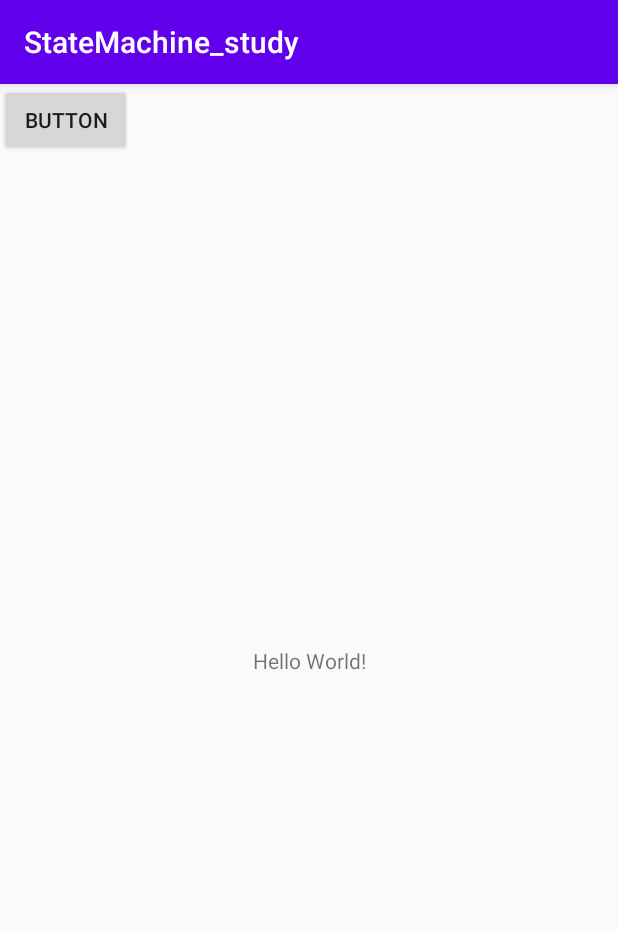
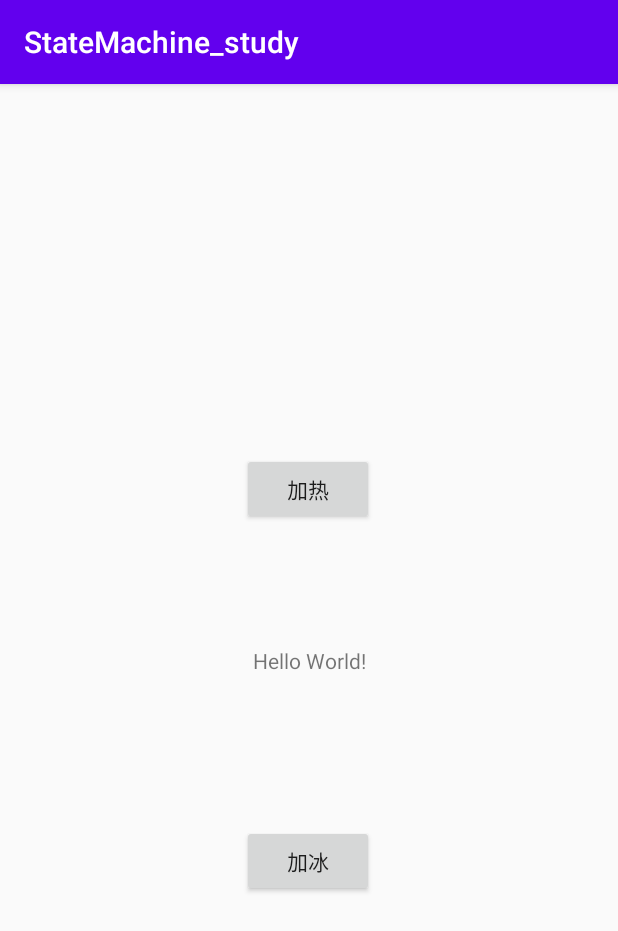
Before and after one commit to Zuosy/code, an Android app: the screen it shows after launch (MainActivity), on a phone screen of 412 x 824 dp. Shown: the top 931 px of the screen. Run offline under Robolectric (Android 15) with nearby library versions, the phone set to English and light mode, and no system bars; libraries missing offline, so code that uses them is left out: com.elvishew.xlog; 5 statements that could not run were skipped.

Commit message:
state machine learn

```diff
--- a/android/StateMachine_Study/app/build.gradle
+++ b/android/StateMachine_Study/app/build.gradle
@@ -30,6 +30,7 @@ android {
 dependencies {
     implementation fileTree(dir: 'libs', include: ['*.jar'])
 
+    implementation 'com.elvishew:xlog:1.1.0'
     implementation 'androidx.appcompat:appcompat:1.1.0'
     implementation 'androidx.constraintlayout:constraintlayout:1.1.3'
     testImplementation 'junit:junit:4.12'
--- a/android/StateMachine_Study/app/src/main/AndroidManifest.xml
+++ b/android/StateMachine_Study/app/src/main/AndroidManifest.xml
@@ -3,6 +3,7 @@
     package="com.zuo.statemachine">
 
     <application
+        android:name="MainApplication"
         android:allowBackup="true"
         android:icon="@mipmap/ic_launcher"
         android:label="@string/app_name"
--- a/android/StateMachine_Study/app/src/main/java/com/zuo/statemachine/MainActivity.java
+++ b/android/StateMachine_Study/app/src/main/java/com/zuo/statemachine/MainActivity.java
@@ -3,29 +3,52 @@ package com.zuo.statemachine;
 import androidx.appcompat.app.AppCompatActivity;
 
 import android.os.Bundle;
-import android.util.Log;
 import android.view.View;
 
-import java.awt.font.TextAttribute;
+import com.elvishew.xlog.XLog;
+import com.zuo.statemachine.state.GasState;
+import com.zuo.statemachine.state.LiquidState;
+import com.zuo.statemachine.state.SolidState;
 
 public class MainActivity extends AppCompatActivity {
 
-    private MyStateMachine stateMachine;
+    public static MyStateMachine stateMachine;
+    public static final int CMD_COLDER = 1;
+    public static final int CMD_HOTTER = 2;
 
     @Override
     protected void onCreate(Bundle savedInstanceState) {
         super.onCreate(savedInstanceState);
         setContentView(R.layout.activity_main);
-        stateMachine = new MyStateMachine("package_name");
-        Log.d("TOM_CAT", stateMachine.toString());
+        XLog.d("============    ACTIVITY ON CREATE    =============");
+        init();
     }
 
-    public void onClick(View view) {
-        stateMachine.t1();
+    public static LiquidState liquidState = new LiquidState();
+    public static GasState gasState = new GasState();
+    public static SolidState solidState = new SolidState();
+
+    private void init() {
+        stateMachine = new MyStateMachine("PACKAGE NAME");
+        stateMachine.addState(liquidState, null);
+        stateMachine.addState(gasState, liquidState);
+        stateMachine.addState(solidState, liquidState);
+        stateMachine.setInitialState(liquidState);
+        stateMachine.start();
+//        stateMachine.start(); // 如果状态机已经开始了,再次调用会独立root状态.
+    }
+
+    public void onClickHotter(View view) {
+        stateMachine.sendMessage(CMD_HOTTER);
+    }
+
+    public void onClickColder(View view) {
+        stateMachine.sendMessage(CMD_COLDER);
     }
 
     @Override
     protected void onDestroy() {
         super.onDestroy();
+        XLog.d("============    ACTIVITY ON DESTORY    =============");
     }
 }
--- /dev/null
+++ b/android/StateMachine_Study/app/src/main/java/com/zuo/statemachine/MainApplication.java
@@ -0,0 +1,18 @@
+package com.zuo.statemachine;
+
+import android.app.Application;
+
+import com.elvishew.xlog.LogConfiguration;
+import com.elvishew.xlog.LogLevel;
+import com.elvishew.xlog.XLog;
+
+public class MainApplication extends Application {
+    @Override
+    public void onCreate() {
+        super.onCreate();
+        LogConfiguration configuration = new LogConfiguration.Builder()
+                .tag("PACKAGE NAME").build();
+        XLog.init(LogLevel.ALL, configuration);
+        XLog.d("XLog begin");
+    }
+}
--- a/android/StateMachine_Study/app/src/main/java/com/zuo/statemachine/MyStateMachine.java
+++ b/android/StateMachine_Study/app/src/main/java/com/zuo/statemachine/MyStateMachine.java
@@ -1,107 +1,14 @@
 package com.zuo.statemachine;
 
-import android.net.wifi.WifiEnterpriseConfig;
 import android.os.Message;
 import android.util.Log;
+
+import com.zuo.statemachine.util.State;
+import com.zuo.statemachine.util.StateMachine;
 
 public class MyStateMachine extends StateMachine {
     public MyStateMachine(String name) {
         super(name);
         setDbg(true);
-        constructStatesHierarchy();
     }
-
-    private State s2;
-    private State s3;
-    private State p1;
-    private State p2;
-
-    private void constructStatesHierarchy() {
-        State s1 = new S1();
-        s2 = new S2();
-        s3 = new S3();
-        p1 = new P1();
-        addState(s1, p1);
-        addState(s2, p1);
-        addState(s3, s1);
-
-        p2 = new P2();
-        addState(p2);
-        setInitialState(s1);
-        start();
-    }
-
-    public void t1() {
-        transitionTo(s2);
-    }
-
-
-    public static class S1 extends State {
-        @Override
-        public void enter() {
-            super.enter();
-            Log.d("TOM_CAT", "s1 enter");
-        }
-
-        @Override
-        public void exit() {
-            super.exit();
-            Log.d("TOM_CAT", "s1 exit");
-        }
-
-        @Override
-        public boolean processMessage(Message msg) {
-            Log.d("TOM_CAT", "s1 processMessage");
-            return super.processMessage(msg);
-        }
-    }
-
-    public static class S2 extends State {
-        @Override
-        public void enter() {
-            super.enter();
-            Log.d("TOM_CAT", "s2 enter");
-        }
-
-        @Override
-        public void exit() {
-            super.exit();
-            Log.d("TOM_CAT", "s2 exit");
-        }
-
-        @Override
-        public boolean processMessage(Message msg) {
-            Log.d("TOM_CAT", "s2 processMessage");
-            return super.processMessage(msg);
-        }
-    }
-
-    public static class S3 extends State {
-
-    }
-
-    public static class P1 extends State {
-        @Override
-        public void enter() {
-            super.enter();
-            Log.d("TOM_CAT", "p1 enter");
-        }
-
-        @Override
-        public void exit() {
-            super.exit();
-            Log.d("TOM_CAT", "p1 exit");
-        }
-
-        @Override
-        public boolean processMessage(Message msg) {
-            Log.d("TOM_CAT", "p1 processMessage");
-            return super.processMessage(msg);
-        }
-    }
-
-    public static class P2 extends State {
-
-    }
-
 }
--- /dev/null
+++ b/android/StateMachine_Study/app/src/main/java/com/zuo/statemachine/state/GasState.java
@@ -0,0 +1,33 @@
+package com.zuo.statemachine.state;
+
+import android.os.Message;
+
+import com.elvishew.xlog.XLog;
+import com.zuo.statemachine.util.State;
+
+public class GasState extends State {
+    /**
+     * Constructor
+     */
+    public GasState() {
+        super();
+    }
+
+    @Override
+    public void enter() {
+        super.enter();
+        XLog.d("变成了气体");
+    }
+
+    @Override
+    public void exit() {
+        super.exit();
+        XLog.d("退出气体状态");
+    }
+
+    @Override
+    public boolean processMessage(Message msg) {
+        XLog.d("当前状态为气体");
+        return super.processMessage(msg);
+    }
+}
--- /dev/null
+++ b/android/StateMachine_Study/app/src/main/java/com/zuo/statemachine/state/SolidState.java
@@ -0,0 +1,29 @@
+package com.zuo.statemachine.state;
+
+import android.os.Message;
+
+import com.zuo.statemachine.util.State;
+
+public class SolidState extends State {
+    /**
+     * Constructor
+     */
+    public SolidState() {
+        super();
+    }
+
+    @Override
+    public void enter() {
+        super.enter();
+    }
+
+    @Override
+    public void exit() {
+        super.exit();
+    }
+
+    @Override
+    public boolean processMessage(Message msg) {
+        return super.processMessage(msg);
+    }
+}
--- a/android/StateMachine_Study/app/src/main/java/com/zuo/statemachine/IState.java
+++ b/android/StateMachine_Study/app/src/main/java/com/zuo/statemachine/util/IState.java
@@ -14,7 +14,7 @@
  * limitations under the License.
  */
 
-package com.zuo.statemachine;
+package com.zuo.statemachine.util;
 
 import android.os.Message;
 
--- a/android/StateMachine_Study/app/src/main/java/com/zuo/statemachine/State.java
+++ b/android/StateMachine_Study/app/src/main/java/com/zuo/statemachine/util/State.java
@@ -14,9 +14,11 @@
  * limitations under the License.
  */
 
-package com.zuo.statemachine;
+package com.zuo.statemachine.util;
 
 import android.os.Message;
+
+import com.zuo.statemachine.util.IState;
 
 /**
  * {@hide}
--- a/android/StateMachine_Study/app/src/main/java/com/zuo/statemachine/StateMachine.java
+++ b/android/StateMachine_Study/app/src/main/java/com/zuo/statemachine/util/StateMachine.java
@@ -14,7 +14,7 @@
  * limitations under the License.
  */
 
-package com.zuo.statemachine;
+package com.zuo.statemachine.util;
 
 import android.os.Handler;
 import android.os.HandlerThread;
@@ -27,7 +27,6 @@ import androidx.annotation.VisibleForTesting;
 
 import java.io.FileDescriptor;
 import java.io.PrintWriter;
-import java.io.StringWriter;
 import java.util.ArrayList;
 import java.util.Calendar;
 import java.util.Collection;
--- a/android/StateMachine_Study/app/src/main/res/layout/activity_main.xml
+++ b/android/StateMachine_Study/app/src/main/res/layout/activity_main.xml
@@ -7,6 +7,7 @@
     tools:context=".MainActivity">
 
     <TextView
+        android:id="@+id/textView"
         android:layout_width="wrap_content"
         android:layout_height="wrap_content"
         android:text="Hello World!"
@@ -16,12 +17,25 @@
         app:layout_constraintTop_toTopOf="parent" />
 
     <Button
-        android:id="@+id/button"
-        android:onClick="onClick"
         android:layout_width="wrap_content"
         android:layout_height="wrap_content"
-        android:text="Button"
-        tools:layout_editor_absoluteX="142dp"
-        tools:layout_editor_absoluteY="398dp" />
+        android:layout_marginBottom="100dp"
+        android:onClick="onClickHotter"
+        android:text="加热"
+        app:layout_constraintBottom_toBottomOf="@+id/textView"
+        app:layout_constraintEnd_toEndOf="parent"
+        app:layout_constraintHorizontal_bias="0.498"
+        app:layout_constraintStart_toStartOf="parent" />
+
+    <Button
+        android:layout_width="wrap_content"
+        android:layout_height="wrap_content"
+        android:layout_marginTop="100dp"
+        android:onClick="onClickColder"
+        android:text="加冰"
+        app:layout_constraintEnd_toEndOf="parent"
+        app:layout_constraintHorizontal_bias="0.498"
+        app:layout_constraintStart_toStartOf="parent"
+        app:layout_constraintTop_toBottomOf="@+id/textView" />
 
 </androidx.constraintlayout.widget.ConstraintLayout>
```
Also changed, not shown: android/StateMachine_Study/app/src/main/java/com/zuo/statemachine/state/LiquidState.java (added, +54 -0 lines), 1 other file.
